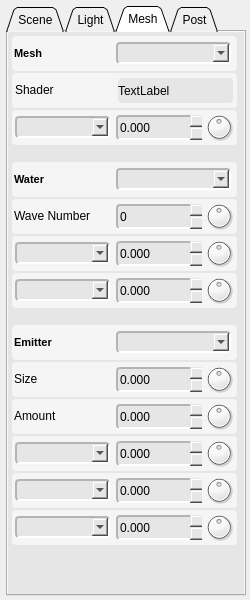
This is ShaderEditor/qt/project/tweaker.ui in karajensen/shader-editor as Qt 5 draws it before an edit. The edited form follows.
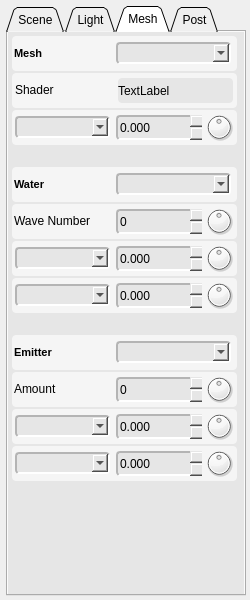
This is the edited form. The open tabs and pages were chosen to show the change.

Patch:
```diff
--- a/ShaderEditor/qt/project/tweaker.ui
+++ b/ShaderEditor/qt/project/tweaker.ui
@@ -4094,7 +4094,7 @@
           <property name="sizeHint" stdset="0">
            <size>
             <width>20</width>
-            <height>15</height>
+            <height>20</height>
            </size>
           </property>
          </spacer>
@@ -4730,7 +4730,7 @@
           <property name="sizeHint" stdset="0">
            <size>
             <width>20</width>
-            <height>15</height>
+            <height>20</height>
            </size>
           </property>
          </spacer>
@@ -4854,170 +4854,6 @@
           </widget>
          </widget>
         </item>
-        <item>
-         <widget class="QFrame" name="particleSize">
-          <property name="minimumSize">
-           <size>
-            <width>225</width>
-            <height>35</height>
-           </size>
-          </property>
-          <property name="maximumSize">
-           <size>
-            <width>225</width>
-            <height>35</height>
-           </size>
-          </property>
-          <property name="styleSheet">
-           <string notr="true">background-color: rgb(245, 245, 245);
-border-radius: 4px;</string>
-          </property>
-          <property name="frameShape">
-           <enum>QFrame::NoFrame</enum>
-          </property>
-          <property name="frameShadow">
-           <enum>QFrame::Plain</enum>
-          </property>
-          <property name="lineWidth">
-           <number>0</number>
-          </property>
-          <widget class="QLabel" name="particleSize_lbl">
-           <property name="geometry">
-            <rect>
-             <x>2</x>
-             <y>2</y>
-             <width>100</width>
-             <height>30</height>
-            </rect>
-           </property>
-           <property name="sizePolicy">
-            <sizepolicy hsizetype="Fixed" vsizetype="Fixed">
-             <horstretch>0</horstretch>
-             <verstretch>0</verstretch>
-            </sizepolicy>
-           </property>
-           <property name="minimumSize">
-            <size>
-             <width>100</width>
-             <height>30</height>
-            </size>
-           </property>
-           <property name="maximumSize">
-            <size>
-             <width>100</width>
-             <height>30</height>
-            </size>
-           </property>
-           <property name="font">
-            <font>
-             <weight>50</weight>
-             <bold>false</bold>
-            </font>
-           </property>
-           <property name="styleSheet">
-            <string notr="true">border-width: 0px;</string>
-           </property>
-           <property name="text">
-            <string>Size</string>
-           </property>
-           <property name="margin">
-            <number>1</number>
-           </property>
-          </widget>
-          <widget class="QDoubleSpinBox" name="particleSize_value">
-           <property name="geometry">
-            <rect>
-             <x>104</x>
-             <y>5</y>
-             <width>86</width>
-             <height>25</height>
-            </rect>
-           </property>
-           <property name="sizePolicy">
-            <sizepolicy hsizetype="Fixed" vsizetype="Fixed">
-             <horstretch>0</horstretch>
-             <verstretch>0</verstretch>
-            </sizepolicy>
-           </property>
-           <property name="minimumSize">
-            <size>
-             <width>86</width>
-             <height>25</height>
-            </size>
-           </property>
-           <property name="maximumSize">
-            <size>
-             <width>86</width>
-             <height>25</height>
-            </size>
-           </property>
-           <property name="styleSheet">
-            <string notr="true">background-color: rgb(230, 230, 230);
-border-top-color: rgb(180, 180, 180);
-border-left-color: rgb(180, 180, 180);
-border-bottom-color: rgb(255, 255, 255);
-border-right-color: rgb(255, 255, 255);
-border-style: solid;
-border-width: 2px;</string>
-           </property>
-           <property name="frame">
-            <bool>false</bool>
-           </property>
-           <property name="buttonSymbols">
-            <enum>QAbstractSpinBox::UpDownArrows</enum>
-           </property>
-           <property name="decimals">
-            <number>3</number>
-           </property>
-           <property name="minimum">
-            <double>-9999.000000000000000</double>
-           </property>
-           <property name="maximum">
-            <double>9999.000000000000000</double>
-           </property>
-           <property name="singleStep">
-            <double>0.050000000000000</double>
-           </property>
-          </widget>
-          <widget class="QDial" name="particleSize_dial">
-           <property name="geometry">
-            <rect>
-             <x>192</x>
-             <y>2</y>
-             <width>30</width>
-             <height>30</height>
-            </rect>
-           </property>
-           <property name="sizePolicy">
-            <sizepolicy hsizetype="Fixed" vsizetype="Fixed">
-             <horstretch>0</horstretch>
-             <verstretch>0</verstretch>
-            </sizepolicy>
-           </property>
-           <property name="minimumSize">
-            <size>
-             <width>30</width>
-             <height>30</height>
-            </size>
-           </property>
-           <property name="maximumSize">
-            <size>
-             <width>30</width>
-             <height>30</height>
-            </size>
-           </property>
-           <property name="styleSheet">
-            <string notr="true">border-width: 0px;</string>
-           </property>
-           <property name="minimum">
-            <number>-10000</number>
-           </property>
-           <property name="maximum">
-            <number>10000</number>
-           </property>
-          </widget>
-         </widget>
-        </item>
         <item>
          <widget class="QFrame" name="particleAmount">
           <property name="minimumSize">
@@ -5131,7 +4967,7 @@
             <enum>QAbstractSpinBox::UpDownArrows</enum>
            </property>
            <property name="decimals">
-            <number>3</number>
+            <number>0</number>
            </property>
            <property name="minimum">
             <double>-9999.000000000000000</double>
@@ -5468,174 +5304,7 @@
             <number>10000</number>
            </property>
           </widget>
-          <widget class="QComboBox" name="particleColor_box">
-           <property name="geometry">
-            <rect>
-             <x>3</x>
-             <y>6</y>
-             <width>95</width>
-             <height>22</height>
-            </rect>
-           </property>
-           <property name="sizePolicy">
-            <sizepolicy hsizetype="Fixed" vsizetype="Fixed">
-             <horstretch>0</horstretch>
-             <verstretch>0</verstretch>
-            </sizepolicy>
-           </property>
-           <property name="minimumSize">
-            <size>
-             <width>95</width>
-             <height>22</height>
-            </size>
-           </property>
-           <property name="maximumSize">
-            <size>
-             <width>90</width>
-             <height>22</height>
-            </size>
-           </property>
-           <property name="baseSize">
-            <size>
-             <width>90</width>
-             <height>25</height>
-            </size>
-           </property>
-           <property name="styleSheet">
-            <string notr="true">background-color: rgb(230, 230, 230);
-border-top-color: rgb(180, 180, 180);
-border-left-color: rgb(180, 180, 180);
-border-bottom-color: rgb(255, 255, 255);
-border-right-color: rgb(255, 255, 255);
-border-style: solid;
-border-width: 2px;</string>
-           </property>
-           <property name="frame">
-            <bool>false</bool>
-           </property>
-          </widget>
-         </widget>
-        </item>
-        <item>
-         <widget class="QFrame" name="particleMovement">
-          <property name="minimumSize">
-           <size>
-            <width>225</width>
-            <height>35</height>
-           </size>
-          </property>
-          <property name="maximumSize">
-           <size>
-            <width>225</width>
-            <height>35</height>
-           </size>
-          </property>
-          <property name="styleSheet">
-           <string notr="true">background-color: rgb(245, 245, 245);
-border-radius: 4px;</string>
-          </property>
-          <property name="frameShape">
-           <enum>QFrame::NoFrame</enum>
-          </property>
-          <property name="frameShadow">
-           <enum>QFrame::Plain</enum>
-          </property>
-          <property name="lineWidth">
-           <number>0</number>
-          </property>
-          <widget class="QDoubleSpinBox" name="particleMovement_value">
-           <property name="geometry">
-            <rect>
-             <x>104</x>
-             <y>5</y>
-             <width>86</width>
-             <height>25</height>
-            </rect>
-           </property>
-           <property name="sizePolicy">
-            <sizepolicy hsizetype="Fixed" vsizetype="Fixed">
-             <horstretch>0</horstretch>
-             <verstretch>0</verstretch>
-            </sizepolicy>
-           </property>
-           <property name="minimumSize">
-            <size>
-             <width>86</width>
-             <height>25</height>
-            </size>
-           </property>
-           <property name="maximumSize">
-            <size>
-             <width>86</width>
-             <height>25</height>
-            </size>
-           </property>
-           <property name="styleSheet">
-            <string notr="true">background-color: rgb(230, 230, 230);
-border-top-color: rgb(180, 180, 180);
-border-left-color: rgb(180, 180, 180);
-border-bottom-color: rgb(255, 255, 255);
-border-right-color: rgb(255, 255, 255);
-border-style: solid;
-border-width: 2px;</string>
-           </property>
-           <property name="frame">
-            <bool>false</bool>
-           </property>
-           <property name="buttonSymbols">
-            <enum>QAbstractSpinBox::UpDownArrows</enum>
-           </property>
-           <property name="decimals">
-            <number>3</number>
-           </property>
-           <property name="minimum">
-            <double>-9999.000000000000000</double>
-           </property>
-           <property name="maximum">
-            <double>9999.000000000000000</double>
-           </property>
-           <property name="singleStep">
-            <double>0.050000000000000</double>
-           </property>
-          </widget>
-          <widget class="QDial" name="particleMovement_dial">
-           <property name="geometry">
-            <rect>
-             <x>192</x>
-             <y>2</y>
-             <width>30</width>
-             <height>30</height>
-            </rect>
-           </property>
-           <property name="sizePolicy">
-            <sizepolicy hsizetype="Fixed" vsizetype="Fixed">
-             <horstretch>0</horstretch>
-             <verstretch>0</verstretch>
-            </sizepolicy>
-           </property>
-           <property name="minimumSize">
-            <size>
-             <width>30</width>
-             <height>30</height>
-            </size>
-           </property>
-           <property name="maximumSize">
-            <size>
-             <width>30</width>
-             <height>30</height>
-            </size>
-           </property>
-           <property name="styleSheet">
-            <string notr="true">border-width: 0px;</string>
-           </property>
-           <property name="minimum">
-            <number>-10000</number>
-           </property>
-           <property name="maximum">
-            <number>10000</number>
-           </property>
-          </widget>
-          <widget class="QComboBox" name="particleMovement_box">
+          <widget class="QComboBox" name="particle_box">
            <property name="geometry">
             <rect>
              <x>3</x>
```
Left out of the diff: 75 changed lines with no effect on the pictures.
